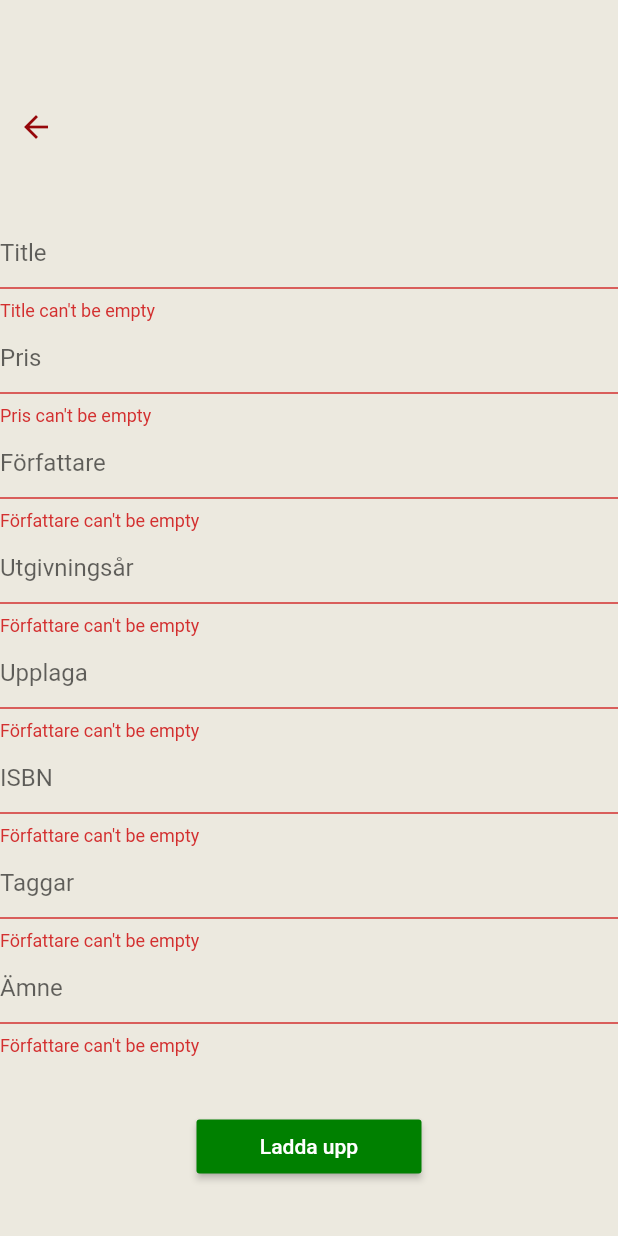
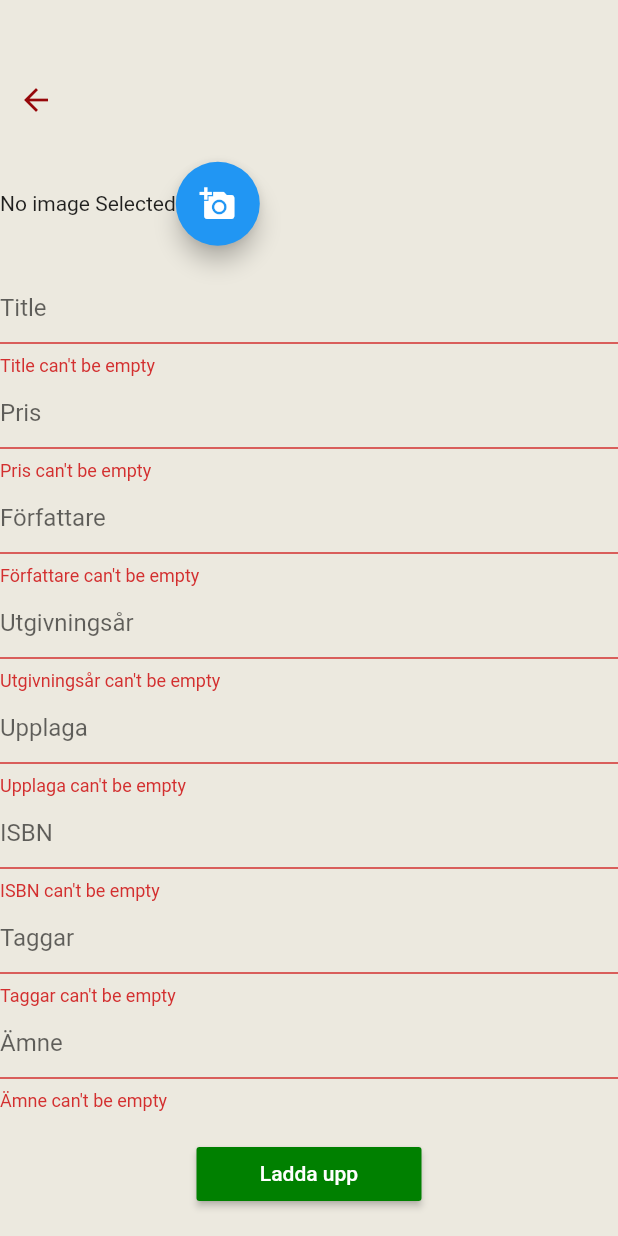
Before and after one commit to ajamlou/Zigma-frontend, a Flutter app: the advertCreation screen opened directly, after a tap on "Ladda upp", on a phone screen of 412 x 824 dp. Run offline on Flutter 3.47's test engine with Material 2 defaults, Android fonts, the phone set to English and light mode, and no system bars; our stand-ins replace firebase_auth, image_picker; missing offline and left inert: material_search; accounts and stored records are empty.

Commit message:
added image selection

```diff
--- a/lib/pages/advert_creation.dart
+++ b/lib/pages/advert_creation.dart
@@ -1,11 +1,32 @@
 import 'package:flutter/material.dart';
 import 'dart:io';
 import 'package:flutter/services.dart';
+import 'package:image_picker/image_picker.dart';
 
-enum ImageSource {
-  photos,
-  camera
+
+
+/*
+
+abstract class ImagePicker {
+  Future<File> pickImage({ImageSource imageSource});
 }
+
+class ImagePickerChannel implements ImagePicker {
+  static const platform = const MethodChannel('com.zigma2.flutter/imagePicker');
+  Future<File> pickImage({ImageSource imageSource}) async {
+    var stringImageSource = _stringImageSource(imageSource);
+
+    var result = await platform.invokeMethod('pickImage', stringImageSource);
+    if (result is String) {
+      return new File(result);
+    }
+    else if (result is FlutterError) {
+      throw result;
+    }
+    return null;
+  }
+}
+*/
 
 class advertCreation extends StatefulWidget {
   State createState() => new advertCreationState();
@@ -13,8 +34,25 @@ class advertCreation extends StatefulWidget {
 
 class advertCreationState extends State<advertCreation>
     with TickerProviderStateMixin {
+
+  //Image selector
+  File _image;
+  Future getImage() async {
+    var image = await ImagePicker.pickImage(source: ImageSource.camera);
+    setState(() {
+      _image = image;
+    });
+  }
+
   final GlobalKey<FormState> _advertKey = GlobalKey<FormState>();
-  String _title;
+  String _title; //Skickas
+  String _price; //Skickas som int
+  String _author; //Skickas
+  String _yearPublished;
+  String _edition;
+  String _isbn; //Skickas
+  String _tags;
+  String _subject;
 
   AnimationController _animation;
 
@@ -37,6 +75,20 @@ class advertCreationState extends State<advertCreation>
                   icon: Icon(Icons.arrow_back),
                 ),
               )
+            ],
+          ),
+          Row(
+            children: <Widget>[
+              Center(
+                child: _image == null
+                    ? Text('No image Selected')
+                    : Image.file(_image),
+              ),
+              FloatingActionButton(
+                onPressed: getImage,
+                tooltip: 'Pick Image',
+                child: Icon(Icons.add_a_photo),
+                ),
             ],
           ),
           Form(
@@ -63,7 +115,7 @@ class advertCreationState extends State<advertCreation>
                   ),
                   validator: (value) =>
                       value.isEmpty ? 'Pris can\'t be empty' : null,
-                  onSaved: (value) => _title = value,
+                  onSaved: (value) => _price = value,
                 ),
                 new TextFormField(
                   maxLines: 1,
@@ -74,7 +126,7 @@ class advertCreationState extends State<advertCreation>
                   ),
                   validator: (value) =>
                       value.isEmpty ? 'Författare can\'t be empty' : null,
-                  onSaved: (value) => _title = value,
+                  onSaved: (value) => _author = value,
                 ),
                 new TextFormField(
                   maxLines: 1,
@@ -84,8 +136,8 @@ class advertCreationState extends State<advertCreation>
                     hintText: 'Utgivningsår',
                   ),
                   validator: (value) =>
-                      value.isEmpty ? 'Författare can\'t be empty' : null,
-                  onSaved: (value) => _title = value,
+                      value.isEmpty ? 'Utgivningsår can\'t be empty' : null,
+                  onSaved: (value) => _yearPublished= value,
                 ),
                 new TextFormField(
                   maxLines: 1,
@@ -95,8 +147,8 @@ class advertCreationState extends State<advertCreation>
                     hintText: 'Upplaga',
                   ),
                   validator: (value) =>
-                      value.isEmpty ? 'Författare can\'t be empty' : null,
-                  onSaved: (value) => _title = value,
+                      value.isEmpty ? 'Upplaga can\'t be empty' : null,
+                  onSaved: (value) => _edition = value,
                 ),
                 new TextFormField(
                   maxLines: 1,
@@ -106,8 +158,8 @@ class advertCreationState extends State<advertCreation>
                     hintText: 'ISBN',
                   ),
                   validator: (value) =>
-                      value.isEmpty ? 'Författare can\'t be empty' : null,
-                  onSaved: (value) => _title = value,
+                      value.isEmpty ? 'ISBN can\'t be empty' : null,
+                  onSaved: (value) => _isbn = value,
                 ),
                 new TextFormField(
                   maxLines: 1,
@@ -117,8 +169,8 @@ class advertCreationState extends State<advertCreation>
                     hintText: 'Taggar',
                   ),
                   validator: (value) =>
-                      value.isEmpty ? 'Författare can\'t be empty' : null,
-                  onSaved: (value) => _title = value,
+                      value.isEmpty ? 'Taggar can\'t be empty' : null,
+                  onSaved: (value) => _tags = value,
                 ),
                 new TextFormField(
                   maxLines: 1,
@@ -128,8 +180,8 @@ class advertCreationState extends State<advertCreation>
                     hintText: 'Ämne',
                   ),
                   validator: (value) =>
-                      value.isEmpty ? 'Författare can\'t be empty' : null,
-                  onSaved: (value) => _title = value,
+                      value.isEmpty ? 'Ämne can\'t be empty' : null,
+                  onSaved: (value) => _subject = value,
                 ),
               ],
             ),
--- a/pubspec.yaml
+++ b/pubspec.yaml
@@ -25,6 +25,7 @@ dependencies:
   cupertino_icons: ^0.1.2
   firebase_auth: ^0.8.4+2
   firebase_core: ^0.3.4
+  image_picker: ^0.5.3+1
 
 dev_dependencies:
   flutter_test:
```
Also changed, not shown: pubspec.lock.
